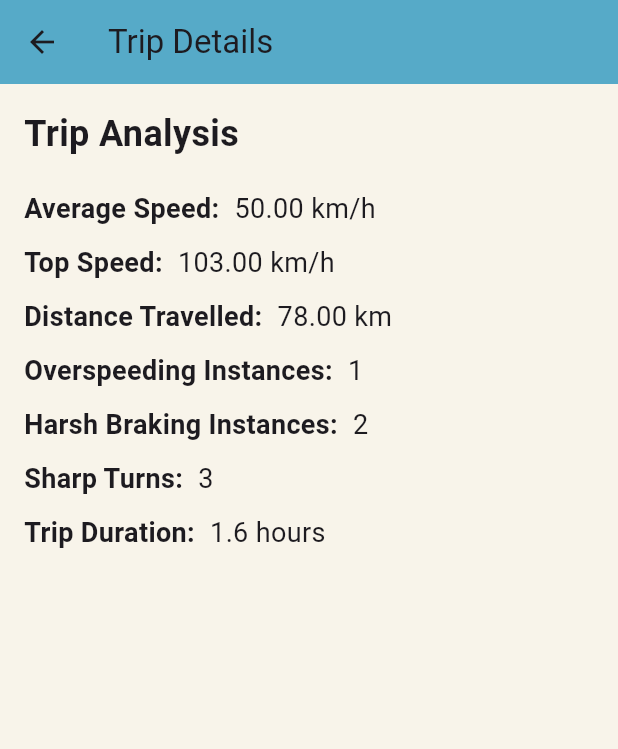
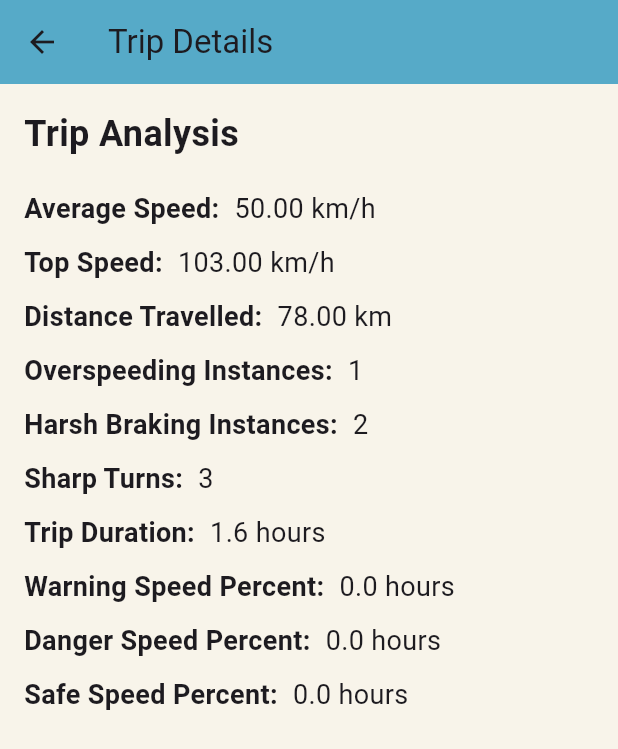
Before and after one commit to R-umaria/Group24F24, a Flutter app: the HomePage screen opened by its route, after a tap on "More Details", on a phone screen of 412 x 824 dp. Shown: the top 749 px of the screen. Run offline on Flutter 3.47's test engine with Material 3 defaults, Android fonts, the phone set to English and light mode, and no system bars; our stand-ins replace flutter_custom_clippers, geolocator, pedometer, permission_handler, sensors_plus, sqflite; accounts and stored records are empty.

Commit message:
Database connected to home

```diff
--- a/lib/pages/home_page.dart
+++ b/lib/pages/home_page.dart
@@ -6,6 +6,7 @@ import 'package:drive_wise/gps.dart';
 import 'package:drive_wise/sensors.dart';
 import 'package:drive_wise/auto_trip.dart';
 import 'trip_detail_page.dart';
+import "../behaviour_analysis/behaviour_database/database.dart";
 
 class HomePage extends StatefulWidget {
   const HomePage({super.key});
@@ -29,6 +30,12 @@ class _HomePageState extends State<HomePage> {
   double distanceTravel = 78;
   double tripDurationHours = 1.6;
 
+  int warningSpeedPercent = 0;
+  int dangerSpeedPercent = 0;
+  int safeSpeedPercent = 0;
+  final db = BehaviourAnalysisDatabase().database;
+
+
   @override
   void initState() {
     super.initState();
@@ -37,7 +44,37 @@ class _HomePageState extends State<HomePage> {
       debugPrint(event);
     };
     _autoTripManager.isTripActive = isTripActive;
+    _initializeBehaviourAnalysisInfo();
   }
+
+  Future<void> _initializeBehaviourAnalysisInfo() async {
+  final behaviourInfo = await getBehaviourAnalysisInfoById(1); // Replace with the appropriate ID
+  if (behaviourInfo != null) {
+    setState(() {
+      warningSpeedPercent = (behaviourInfo['warningSpeedPercent'] as double).toInt();
+      dangerSpeedPercent = (behaviourInfo['dangerSpeedPercent'] as double).toInt();
+      safeSpeedPercent = (behaviourInfo['safeSpeedPercent'] as double).toInt();
+    });
+  }
+}
+
+
+  Future<Map<String, dynamic>?> getBehaviourAnalysisInfoById(int id) async {
+  final db = await BehaviourAnalysisDatabase().database;
+  final List<Map<String, Object?>> maps = await db.query(
+    'behaviourAnalysis',
+    where: 'id = ?',
+    whereArgs: [id],
+  );
+
+  if (maps.isEmpty) {
+    return null;
+  }
+
+  return maps.first;
+}
+
+
 
   @override
   void dispose() {
@@ -266,6 +303,7 @@ class _HomePageState extends State<HomePage> {
                             ],
                           ),
                           const SizedBox(height: 16),
+                          //From here the value is passed on to the trip details page
                           ElevatedButton(
                             onPressed: () {
                               Navigator.push(
@@ -281,6 +319,9 @@ class _HomePageState extends State<HomePage> {
                                     averageSpeed: averageSpeed,
                                     topSpeed: topSpeed,
                                     distanceTravel: distanceTravel,
+                                    warningSpeedPercent: warningSpeedPercent,
+                                    dangerSpeedPercent: dangerSpeedPercent,
+                                    safeSpeedPercent: safeSpeedPercent
                                   ),
                                 ),
                               );
--- a/lib/pages/trip_detail_page.dart
+++ b/lib/pages/trip_detail_page.dart
@@ -1,4 +1,5 @@
 import 'package:flutter/material.dart';
+
 
 class TripDetailsPage extends StatelessWidget {
   final int overspeedingInstances;
@@ -10,6 +11,9 @@ class TripDetailsPage extends StatelessWidget {
   final double averageSpeed;
   final double topSpeed;
   final double distanceTravel;
+  final int warningSpeedPercent;
+  final int dangerSpeedPercent;
+  final int safeSpeedPercent;
 
   const TripDetailsPage({
     Key? key,
@@ -22,7 +26,12 @@ class TripDetailsPage extends StatelessWidget {
     required this.averageSpeed,
     required this.topSpeed,
     required this.distanceTravel,
+    required this.warningSpeedPercent,
+    required this.dangerSpeedPercent,
+    required this.safeSpeedPercent
   }) : super(key: key);
+
+
 
   @override
   Widget build(BuildContext context) {
@@ -53,6 +62,9 @@ class TripDetailsPage extends StatelessWidget {
               _buildTextRow('Harsh Braking Instances:', '$harshBrakingInstances'),
               _buildTextRow('Sharp Turns:', '$sharpTurnInstances'),
               _buildTextRow('Trip Duration:', '${tripDurationHours.toStringAsFixed(1)} hours'),
+              _buildTextRow('Warning Speed Percent:', '${warningSpeedPercent.toStringAsFixed(1)} hours'),
+              _buildTextRow('Danger Speed Percent:', '${dangerSpeedPercent.toStringAsFixed(1)} hours'),
+              _buildTextRow('Safe Speed Percent:', '${safeSpeedPercent.toStringAsFixed(1)} hours')
 
             ],
           ),
```
